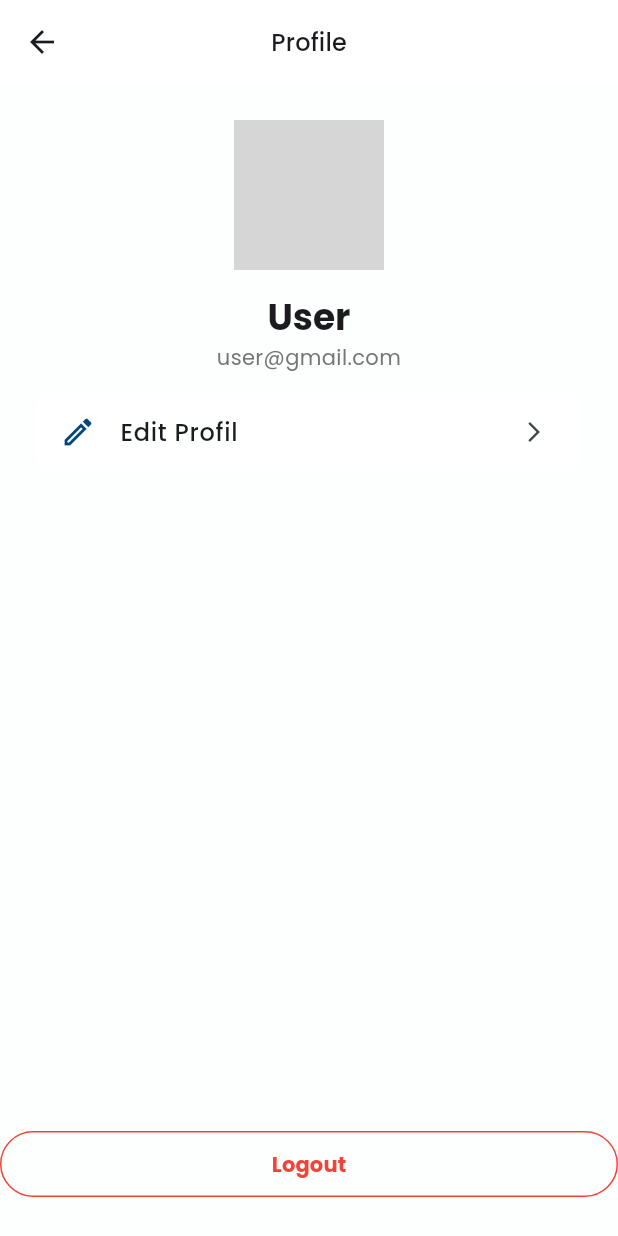
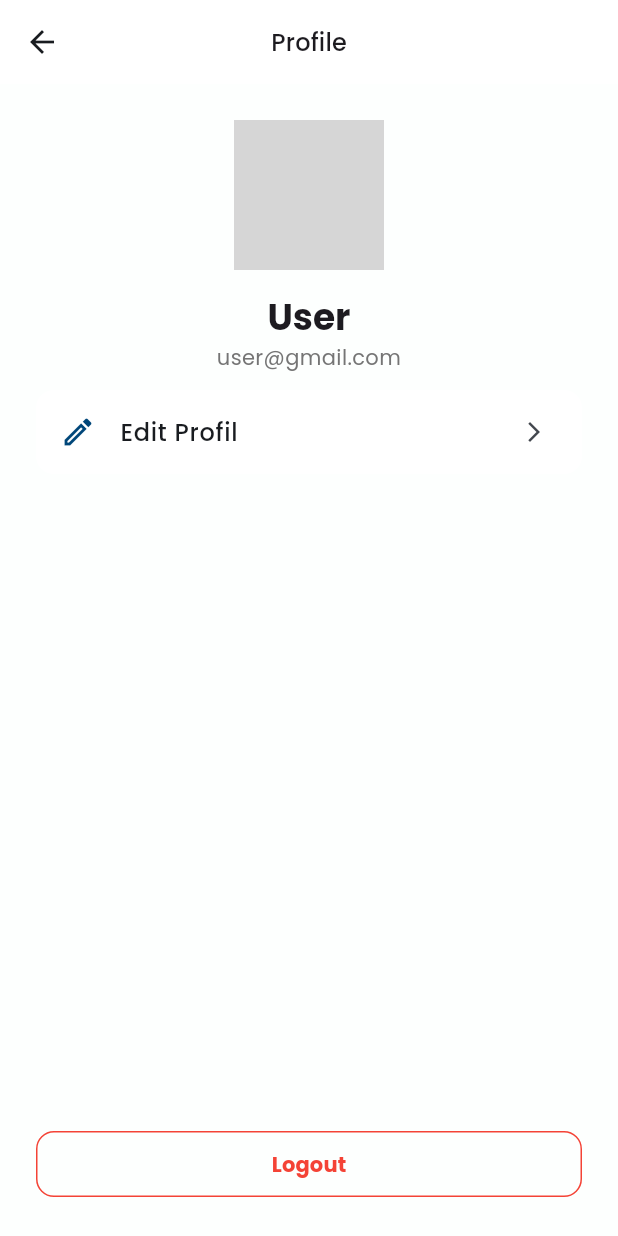
Before and after one commit to NotDaniArya/panoramicai, a Flutter app: the ProfileScreen screen opened directly, on a phone screen of 412 x 824 dp. Run offline on Flutter 3.47's test engine with Material 3 defaults, Android fonts, the phone set to English and light mode, and no system bars; our stand-ins replace cached_network_image, carousel_slider, dio, fl_chart, flutter_riverpod, font_awesome_flutter and 4 more; network calls fail; grey boxes are pictures that could not be loaded.

Commit message:
refactor: perubahan di button logout

```diff
--- a/lib/features/profile/presentations/screens/profile_screen.dart
+++ b/lib/features/profile/presentations/screens/profile_screen.dart
@@ -98,7 +98,7 @@ class ProfileScreen extends ConsumerWidget {
         ),
       ),
       bottomNavigationBar: Padding(
-        padding: const EdgeInsets.symmetric(vertical: TSizes.scaffoldPadding),
+        padding: const EdgeInsets.all(TSizes.scaffoldPadding),
         child: SizedBox(
           width: double.infinity,
           child: OutlinedButton(
@@ -107,6 +107,9 @@ class ProfileScreen extends ConsumerWidget {
               foregroundColor: Colors.red,
               side: const BorderSide(color: Colors.red),
               padding: const EdgeInsets.symmetric(vertical: 12),
+              shape: RoundedRectangleBorder(
+                borderRadius: BorderRadiusGeometry.circular(12),
+              ),
             ),
             child: const Text(
               'Logout',
```
